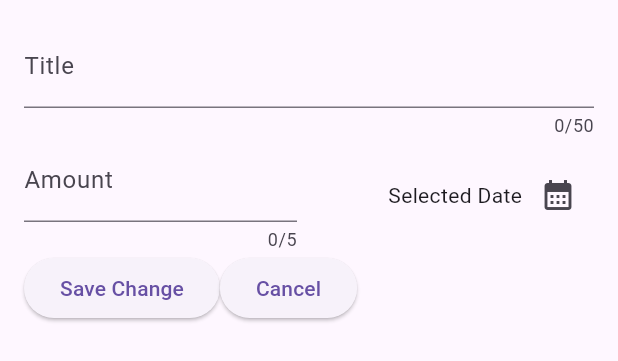
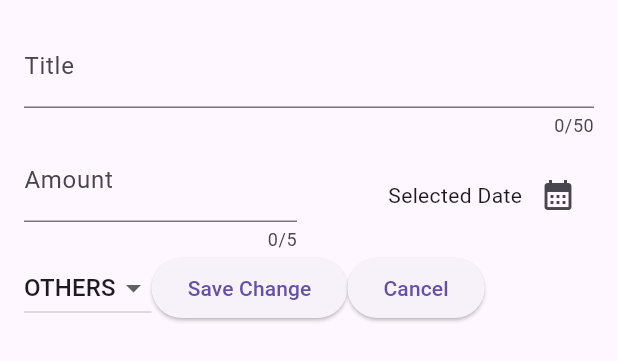
Before and after one commit to 25-karthick/Expense-Tracker, a Flutter app: the NewExpense widget shown alone on an empty page, opened directly, on a phone screen of 412 x 824 dp. Shown: the top 361 px of the screen. Run offline on Flutter 3.47's test engine with Material 3 defaults, Android fonts, the phone set to English and light mode, and no system bars.

Commit message:
feat : date selecter provided

```diff
--- a/lib/Expenses List/NewExpenses.dart
+++ b/lib/Expenses List/NewExpenses.dart
@@ -1,5 +1,6 @@
 import 'package:flutter/cupertino.dart';
 import 'package:flutter/material.dart';
+import 'package:expense_tracker/Model/expenses.dart';
 
 class NewExpense extends StatefulWidget{
   @override
@@ -11,12 +12,21 @@ class _NewExpensestate extends State<NewExpense>{
 
   final textcontroller=TextEditingController();
   final amountcontroller=TextEditingController();
+  DateTime? selectedDate;
+  Category selectedcategory=Category.OTHERS;
 
-  void datepicker(){
+  void datepicker() async{
     final now=DateTime.now();
     final firstDate=DateTime(now.year-1,now.month,now.day);
     final lastDate=now;
-    showDatePicker(context: context, firstDate: firstDate, lastDate: lastDate);
+    final datepickered= await showDatePicker(
+        context: context,
+        firstDate: firstDate,
+        lastDate: lastDate
+    );
+    setState(() {
+      selectedDate=datepickered!;
+    });
   }
 
   @override
@@ -53,21 +63,41 @@ class _NewExpensestate extends State<NewExpense>{
             ),
                   ),
                   const SizedBox(width: 16,),
-                  Expanded(child:Row(
+                  Expanded(
+                    child:Row(
                     mainAxisAlignment: MainAxisAlignment.end,
+                    crossAxisAlignment: CrossAxisAlignment.center,
                     children: [
-                      Text("Selected Date"),
+                      Text(selectedDate==null ?"Selected Date" :formatter.format(selectedDate!) ),
                       IconButton(onPressed: datepicker, icon: Icon(Icons.calendar_month_sharp)),
                     ],
                   ),
                   ),
       ]
               ),
-          Row(
-                children: [
-                  ElevatedButton(onPressed: (){}, child: Text("Save Change")),
-                  ElevatedButton(onPressed: (){}, child: Text("Cancel")),
-                ],
+          Container(
+            child: Row(
+                  children: [
+                    DropdownButton(
+                      value: selectedcategory,
+                        items: Category.values.map(
+                          (Category)=>DropdownMenuItem(
+                          value: Category,
+                          child: Text(Category.name)),
+                    ).toList(),
+                        onChanged: (value){
+                          if(value==null){
+                            return;
+                          }
+                          setState(() {
+                            selectedcategory=value;
+                          });
+                        }
+                    ),
+                    ElevatedButton(onPressed: (){}, child: Text("Save Change")),
+                    ElevatedButton(onPressed: (){}, child: Text("Cancel")),
+                  ],
+            ),
           ),
         ],
       ),
--- a/lib/Model/expenses.dart
+++ b/lib/Model/expenses.dart
@@ -3,7 +3,7 @@ import 'package:uuid/uuid.dart';
 import 'package:intl/intl.dart';
 
 const uuid=Uuid();
-final formatter=DateFormat.yMd();
+final formatter=DateFormat.yMd('en-GB');
 enum Category{ID,FOOD,TRAVEL,OTHERS}
 
 const CategoryIcon={
```
